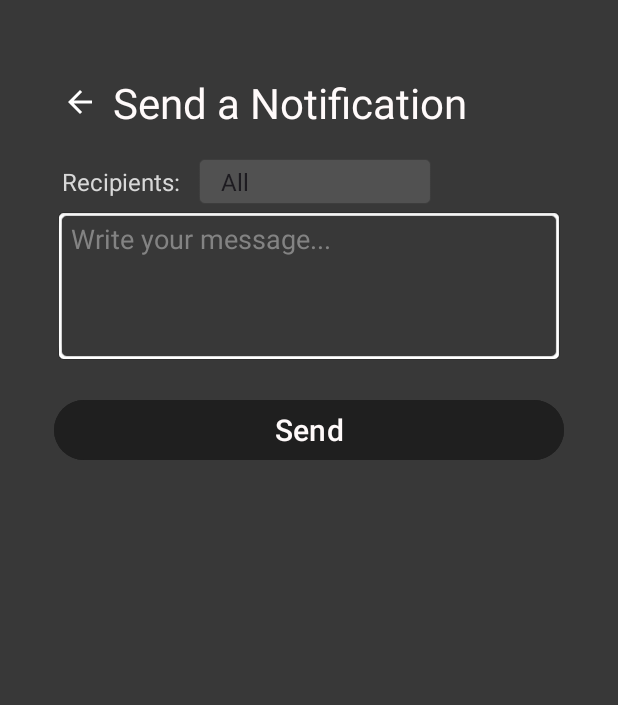
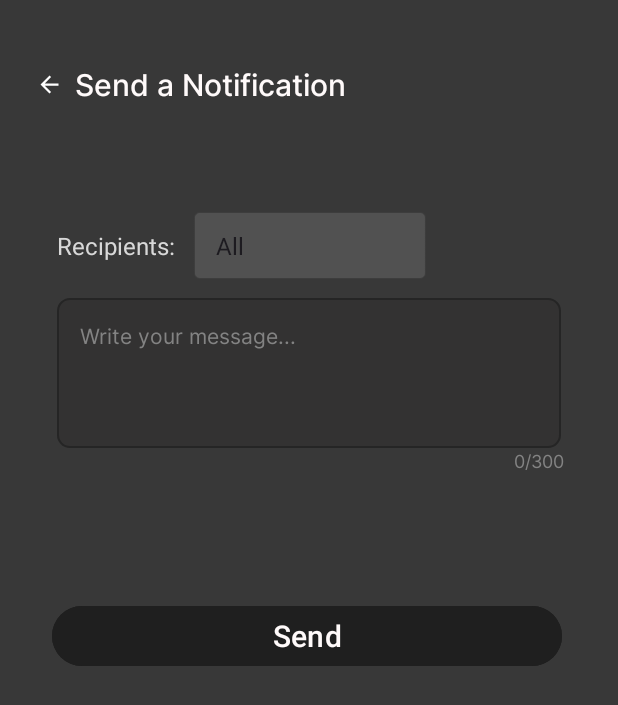
Before and after one commit to CMPUT301F24throat/throat-events, an Android app: the CreateNotificationFragment screen opened through its navigation route, on a phone screen of 412 x 824 dp. Shown: the top 705 px of the screen. Run offline under Robolectric (Android 15) with nearby library versions, the phone set to English and light mode, and no system bars; our stand-ins replace CircleImageView, Firebase (no records; nobody signed in at launch, a user with empty details on screens opened directly), navigation-ui; pictures from the network do not load; 1 statement that could not run was skipped.

Commit message:
Character counter for notif create

```diff
--- a/app/src/main/java/com/example/pickme/views/CreateNotificationFragment.java
+++ b/app/src/main/java/com/example/pickme/views/CreateNotificationFragment.java
@@ -1,6 +1,9 @@
 package com.example.pickme.views;
 
 import android.os.Bundle;
+import android.text.Editable;
+import android.text.InputFilter;
+import android.text.TextWatcher;
 import android.util.Log;
 import android.view.LayoutInflater;
 import android.view.View;
@@ -8,8 +11,8 @@ import android.view.ViewGroup;
 import android.widget.ArrayAdapter;
 import android.widget.Button;
 import android.widget.EditText;
-import android.widget.ImageButton;
 import android.widget.Spinner;
+import android.widget.TextView;
 import android.widget.Toast;
 
 import androidx.annotation.NonNull;
@@ -38,10 +41,10 @@ public class CreateNotificationFragment extends Fragment {
 
     private FirebaseFirestore db;
 
-    private ImageButton backArrow;
-    private Button sendButton;
+    private Button backArrow, sendButton;
     private EditText message;
     private Spinner recipientsSpinner;
+    private TextView messageCharCount;
 
     private User user;
     private Event event;
@@ -80,10 +83,13 @@ public class CreateNotificationFragment extends Fragment {
         }
 
         // get all the views
-        backArrow = view.findViewById(R.id.back_arrow);
-        sendButton = view.findViewById(R.id.sendButton);
-        message = view.findViewById(R.id.messageEditText);
-        recipientsSpinner = view.findViewById(R.id.dropdown_menu);
+        backArrow = view.findViewById(R.id.notifCreate_backBtn);
+        sendButton = view.findViewById(R.id.notifCreate_sendBtn);
+        message = view.findViewById(R.id.notifCreate_messageBox);
+        recipientsSpinner = view.findViewById(R.id.notifCreate_dropdown);
+        messageCharCount = view.findViewById(R.id.notifCreate_charCount);
+
+        setupMsgCharLimit();
 
         // go back a screen when the back arrow is clicked
         backArrow.setOnClickListener( (v) -> getActivity().getOnBackPressedDispatcher().onBackPressed());
@@ -140,6 +146,28 @@ public class CreateNotificationFragment extends Fragment {
     }
 
     /**
+     * Sets up the character limit for the message box and updates the character count
+     */
+    private void setupMsgCharLimit() {
+        // Set character limit for message box
+        message.setFilters(new InputFilter[]{new InputFilter.LengthFilter(300)});
+
+        // Add TextWatcher to update character count
+        message.addTextChangedListener(new TextWatcher() {
+            @Override
+            public void beforeTextChanged(CharSequence s, int start, int count, int after) {}
+
+            @Override
+            public void onTextChanged(CharSequence s, int start, int before, int count) {
+                messageCharCount.setText(s.length() + "/300");
+            }
+
+            @Override
+            public void afterTextChanged(Editable s) {}
+        });
+    }
+
+    /**
      * Creates the list of people to send the notification to based on the sendLevel of the notification
      *
      * @param notification the notification to update the list of
@@ -156,23 +184,6 @@ public class CreateNotificationFragment extends Fragment {
         }
 
         task.run();
-
-//        switch(notification.getLevel()){
-//            case ALL:
-//
-//                userRepository.getAllUsers(query -> {
-//                    List<DocumentSnapshot> docs = query.getResult().getDocuments();
-//                    for(DocumentSnapshot doc : docs){
-//                        Log.i("NOTIF", "DOC ID: " + doc.getId());
-//
-//                        notification.getSendTo().add(doc.getId());
-//                    }
-//
-//                    task.run();
-//                });
-//
-//                //TODO: add more cases to send notifs to correct people based on selection
-//        }
     }
 }
 
--- a/app/src/main/res/layout/event_create.xml
+++ b/app/src/main/res/layout/event_create.xml
@@ -79,6 +79,7 @@
                 android:id="@+id/title"
                 android:layout_width="330dp"
                 android:layout_height="50dp"
+                android:fontFamily="@font/inter"
                 android:hint="*Title"
                 android:inputType="text"
                 android:maxLines="1"
@@ -96,6 +97,7 @@
                 android:layout_marginTop="8dp"
                 android:drawableStart="@drawable/ic_calendar"
                 android:drawablePadding="8dp"
+                android:fontFamily="@font/inter"
                 android:hint="*Date"
                 android:inputType="date"
                 android:textColor="@color/text1"
@@ -129,6 +131,7 @@
                     android:layout_height="48dp"
                     android:layout_marginStart="8dp"
                     android:background="@drawable/rounded_button_fragment"
+                    android:fontFamily="@font/inter"
                     android:hint="  *Start Time"
                     android:inputType="datetime"
                     android:paddingLeft="3dp"
@@ -157,6 +160,7 @@
                     android:layout_width="140dp"
                     android:layout_height="48dp"
                     android:background="@drawable/rounded_button_fragment"
+                    android:fontFamily="@font/inter"
                     android:hint="  *End Time"
                     android:inputType="datetime"
                     android:paddingLeft="3dp"
@@ -176,6 +180,7 @@
                 android:layout_marginTop="8dp"
                 android:drawableStart="@drawable/ic_location"
                 android:drawablePadding="8dp"
+                android:fontFamily="@font/inter"
                 android:hint="*Location"
                 android:textColor="@color/text1"
                 android:textColorHint="@color/text3"
@@ -200,6 +205,7 @@
                     android:digits="0123456789"
                     android:drawableStart="@drawable/ic_winners"
                     android:drawablePadding="8dp"
+                    android:fontFamily="@font/inter"
                     android:hint="*Max Winners"
                     android:inputType="number"
                     android:maxLines="1"
@@ -219,6 +225,7 @@
                     android:digits="0123456789"
                     android:drawableStart="@drawable/ic_entrants"
                     android:drawablePadding="8dp"
+                    android:fontFamily="@font/inter"
                     android:hint="Max Entrants"
                     android:inputType="number"
                     android:maxLines="1"
@@ -283,6 +290,7 @@
                     android:layout_width="330dp"
                     android:layout_height="match_parent"
                     android:background="@drawable/rounded_edittext_background"
+                    android:fontFamily="@font/inter"
                     android:gravity="top|start"
                     android:hint="Description"
                     android:inputType="textMultiLine"
@@ -321,6 +329,7 @@
                         android:layout_marginStart="4dp"
                         android:background="@drawable/ic_button_bg_main"
                         android:drawablePadding="8dp"
+                        android:fontFamily="@font/inter"
                         android:gravity="center"
                         android:paddingHorizontal="12dp"
                         android:paddingVertical="5dp"
@@ -335,6 +344,7 @@
                     android:layout_width="wrap_content"
                     android:layout_height="wrap_content"
                     android:layout_marginStart="16dp"
+                    android:fontFamily="@font/inter"
                     android:text="Require Geolocation"
                     android:textColor="@color/text1"
                     android:textSize="14sp" />
@@ -345,11 +355,10 @@
                 android:layout_width="330dp"
                 android:layout_height="wrap_content"
                 android:layout_marginTop="15dp"
-                android:fontFamily="sans-serif-light"
+                android:fontFamily="@font/inter_medium"
                 android:text="@string/required_field"
                 android:textColor="@color/text2"
                 android:textSize="14sp"
-                android:textStyle="bold"
                 app:layout_constraintEnd_toEndOf="parent"
                 app:layout_constraintStart_toStartOf="parent"
                 app:layout_constraintTop_toBottomOf="@id/imageGeolocationGroup" />
@@ -362,7 +371,7 @@
                 android:layout_marginBottom="80dp"
                 android:backgroundTint="@color/buttonBG1"
                 android:contentDescription="Touch to create event"
-                android:fontFamily="sans-serif"
+                android:fontFamily="@font/inter_medium"
                 android:paddingStart="5dp"
                 android:paddingTop="5dp"
                 android:paddingEnd="5dp"
--- a/app/src/main/res/layout/notif_create_fragment.xml
+++ b/app/src/main/res/layout/notif_create_fragment.xml
@@ -1,112 +1,107 @@
 <?xml version="1.0" encoding="utf-8"?>
 <androidx.constraintlayout.widget.ConstraintLayout xmlns:android="http://schemas.android.com/apk/res/android"
+    xmlns:app="http://schemas.android.com/apk/res-auto"
+    xmlns:tools="http://schemas.android.com/tools"
+    android:id="@+id/notifCreate_layout"
     android:layout_width="match_parent"
     android:layout_height="match_parent"
-    xmlns:app="http://schemas.android.com/apk/res-auto"
     android:background="@color/background1">
 
 
-    <ImageButton
-        android:id="@+id/back_arrow"
+    <TextView
+        android:id="@+id/notifCreate_recipientsText"
         android:layout_width="wrap_content"
         android:layout_height="wrap_content"
-        android:layout_marginStart="41dp"
-        android:layout_marginTop="56dp"
-        android:background="@color/background1"
-        android:contentDescription="Back"
-        android:src="@drawable/ic_arrow"
+
+        android:layout_marginStart="38dp"
+        android:layout_marginTop="72dp"
+        android:text="Recipients:"
+
+        android:textColor="@color/text2"
+        android:textSize="16sp"
+        app:layout_constraintStart_toStartOf="parent"
+        app:layout_constraintTop_toBottomOf="@+id/notifCreate_backBtn" />
+
+    <Spinner
+        android:id="@+id/notifCreate_dropdown"
+        android:layout_width="160dp"
+        android:layout_height="50dp"
+        android:layout_marginStart="10dp"
+        android:background="@android:drawable/editbox_background"
+
+        android:backgroundTint="@color/dialogBG1"
+        app:layout_constraintBottom_toBottomOf="@id/notifCreate_recipientsText"
+        app:layout_constraintEnd_toEndOf="parent"
+
+        app:layout_constraintHorizontal_bias="0.0"
+        app:layout_constraintStart_toEndOf="@id/notifCreate_recipientsText"
+        app:layout_constraintTop_toTopOf="@id/notifCreate_recipientsText" />
+
+    <EditText
+        android:id="@+id/notifCreate_messageBox"
+        android:layout_width="336dp"
+        android:layout_height="100dp"
+
+        android:layout_marginTop="24dp"
+        android:background="@drawable/rounded_edittext_background"
+        android:backgroundTint="@null"
+        android:fontFamily="@font/inter"
+        android:gravity="start|top"
+
+        android:hint="Write your message..."
+        android:inputType="textLongMessage"
+
+        android:padding="15dp"
+        android:textAlignment="gravity"
+        android:textColor="@color/text1"
+        android:textColorHint="@color/text3"
+        android:textSize="14sp"
+        app:layout_constraintEnd_toEndOf="parent"
+        app:layout_constraintStart_toStartOf="parent"
+        app:layout_constraintTop_toBottomOf="@+id/notifCreate_recipientsText" />
+
+    <Button
+        android:id="@+id/notifCreate_sendBtn"
+        android:layout_width="340dp"
+        android:layout_height="wrap_content"
+        android:layout_marginBottom="376dp"
+
+        android:backgroundTint="@color/buttonBG1"
+        android:text="Send"
+        android:textColor="@color/text1"
+
+        android:textSize="20dp"
+        app:layout_constraintBottom_toBottomOf="parent"
+        app:layout_constraintEnd_toEndOf="parent"
+        app:layout_constraintHorizontal_bias="0.478"
+        app:layout_constraintStart_toStartOf="parent" />
+
+    <Button
+        android:id="@+id/notifCreate_backBtn"
+        style="@style/Widget.AppCompat.Button.Borderless.Colored"
+        android:layout_width="wrap_content"
+        android:layout_height="wrap_content"
+        android:layout_marginTop="32dp"
+        android:contentDescription="Touch to go back"
+        android:fontFamily="@font/inter_medium"
+        android:text="Send a Notification"
+        android:textAllCaps="false"
+        android:textColor="@color/text1"
+        android:textSize="20sp"
+        app:icon="@drawable/ic_arrow"
         app:layout_constraintStart_toStartOf="parent"
         app:layout_constraintTop_toTopOf="parent" />
 
     <TextView
-        android:id="@+id/titleText"
+        android:id="@+id/notifCreate_charCount"
         android:layout_width="wrap_content"
         android:layout_height="wrap_content"
-
-        android:text="Send a Notification"
-        android:textSize="28sp"
-        android:textColor="@color/text1"
-
-        android:layout_marginStart="10dp"
-        app:layout_constraintBottom_toBottomOf="@id/back_arrow"
-        app:layout_constraintStart_toEndOf="@id/back_arrow"
-        app:layout_constraintTop_toTopOf="@id/back_arrow" />
-
-    <TextView
-        android:id="@+id/recipientsText"
-        android:layout_width="wrap_content"
-        android:layout_height="wrap_content"
-
-        android:text="Recipients:"
-        android:textSize="16sp"
-        android:textColor="@color/text2"
-
-        app:layout_constraintTop_toBottomOf="@id/back_arrow"
-        app:layout_constraintStart_toStartOf="@id/back_arrow"
-        android:layout_marginTop="30dp"
-        />
-
-    <Spinner
-        android:id="@+id/dropdown_menu"
-        android:layout_width="160dp"
-        android:layout_height="35dp"
-        android:background="@android:drawable/editbox_background"
-        android:backgroundTint="@color/dialogBG1"
-
-        app:layout_constraintBottom_toBottomOf="@id/recipientsText"
-        app:layout_constraintStart_toEndOf="@id/recipientsText"
-        app:layout_constraintTop_toTopOf="@id/recipientsText"
-
-        android:layout_marginStart="10dp"
-        />
-
-    <EditText
-        android:id="@+id/messageBorder"
-        android:layout_width="340dp"
-        android:layout_height="104dp"
-        android:background="@android:drawable/editbox_background"
-
-        app:layout_constraintStart_toStartOf="parent"
+        android:layout_marginEnd="36dp"
+        android:fontFamily="@font/inter"
+        android:text="0/300"
+        android:textColor="@color/text3"
+        android:textSize="12sp"
         app:layout_constraintEnd_toEndOf="parent"
-        app:layout_constraintTop_toBottomOf="@id/dropdown_menu"
-
-        android:clickable="false"
-        />
-
-    <EditText
-        android:id="@+id/messageEditText"
-        android:layout_width="336dp"
-        android:layout_height="100dp"
-
-        android:background="@android:drawable/editbox_background"
-        android:backgroundTint="@color/background1"
-        android:hint="Write your message..."
-        android:textAlignment="gravity"
-        android:gravity="start|top"
-
-        android:textColorHint="@color/text3"
-        android:textColor="@color/text1"
-
-        app:layout_constraintBottom_toBottomOf="@id/messageBorder"
-        app:layout_constraintEnd_toEndOf="parent"
-        app:layout_constraintStart_toStartOf="parent"
-        app:layout_constraintTop_toTopOf="@id/messageBorder"
-        />
-
-    <Button
-        android:id="@+id/sendButton"
-        android:layout_width="340dp"
-        android:layout_height="wrap_content"
-        android:backgroundTint="@color/buttonBG1"
-
-        android:text="Send"
-        android:textColor="@color/text1"
-        android:textSize="20dp"
-
-        app:layout_constraintStart_toStartOf="@id/messageBorder"
-        app:layout_constraintEnd_toEndOf="@id/messageBorder"
-        app:layout_constraintTop_toBottomOf="@id/messageBorder"
-        android:layout_marginTop="20dp"
-        />
+        app:layout_constraintTop_toBottomOf="@+id/notifCreate_messageBox" />
 
 </androidx.constraintlayout.widget.ConstraintLayout>
```
